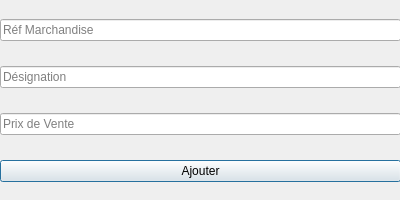
Qt form form/FormMarchandise.ui (Alt68719/projet_achats) before a commit.
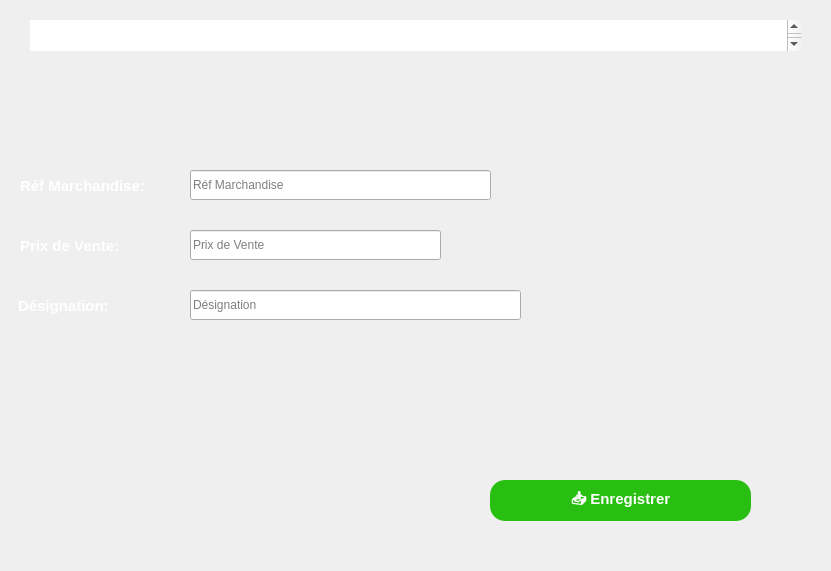
The same form after that commit. Icons and pictures are not drawn.

```diff
--- a/form/FormMarchandise.ui
+++ b/form/FormMarchandise.ui
@@ -6,52 +6,175 @@
    <rect>
     <x>0</x>
     <y>0</y>
-    <width>400</width>
-    <height>200</height>
+    <width>831</width>
+    <height>571</height>
    </rect>
   </property>
   <property name="windowTitle">
    <string>Ajouter Marchandise</string>
   </property>
-  <widget class="QWidget" name="verticalLayoutWidget">
+  <property name="styleSheet">
+   <string notr="true">QWidget#FormMarchandise {
+    border-image: url(&quot;C:/projet_QT/projet_achats/image000/fond02.jpg&quot;) 0 0 0 0 stretch stretch;
+}
+
+
+</string>
+  </property>
+  <widget class="QLineEdit" name="lineEditRef">
    <property name="geometry">
     <rect>
-     <x>0</x>
-     <y>0</y>
-     <width>401</width>
-     <height>201</height>
+     <x>190</x>
+     <y>170</y>
+     <width>301</width>
+     <height>30</height>
     </rect>
    </property>
-   <layout class="QVBoxLayout" name="verticalLayout">
-    <item>
-     <widget class="QLineEdit" name="lineEditRef">
-      <property name="placeholderText">
-       <string>Réf Marchandise</string>
-      </property>
-     </widget>
-    </item>
-    <item>
-     <widget class="QLineEdit" name="lineEditDesign">
-      <property name="placeholderText">
-       <string>Désignation</string>
-      </property>
-     </widget>
-    </item>
-    <item>
-     <widget class="QLineEdit" name="lineEditPrix">
-      <property name="placeholderText">
-       <string>Prix de Vente</string>
-      </property>
-     </widget>
-    </item>
-    <item>
-     <widget class="QPushButton" name="btnAjouter">
-      <property name="text">
-       <string>Ajouter</string>
-      </property>
-     </widget>
-    </item>
-   </layout>
+   <property name="placeholderText">
+    <string>Réf Marchandise</string>
+   </property>
+  </widget>
+  <widget class="QLineEdit" name="lineEditDesign">
+   <property name="geometry">
+    <rect>
+     <x>190</x>
+     <y>290</y>
+     <width>331</width>
+     <height>30</height>
+    </rect>
+   </property>
+   <property name="placeholderText">
+    <string>Désignation</string>
+   </property>
+  </widget>
+  <widget class="QLineEdit" name="lineEditPrix">
+   <property name="geometry">
+    <rect>
+     <x>190</x>
+     <y>230</y>
+     <width>251</width>
+     <height>30</height>
+    </rect>
+   </property>
+   <property name="placeholderText">
+    <string>Prix de Vente</string>
+   </property>
+  </widget>
+  <widget class="QPushButton" name="btnAjouter">
+   <property name="geometry">
+    <rect>
+     <x>490</x>
+     <y>480</y>
+     <width>261</width>
+     <height>41</height>
+    </rect>
+   </property>
+   <property name="styleSheet">
+    <string notr="true">QPushButton {
+background-color: #29bf12;
+border-radius: 15px;
+border: none;
+padding: 10px 20px;
+color: white;
+font-size: 15px;
+font-weight: bold;
+}</string>
+   </property>
+   <property name="text">
+    <string>📥 Enregistrer</string>
+   </property>
+  </widget>
+  <widget class="QLabel" name="label">
+   <property name="geometry">
+    <rect>
+     <x>20</x>
+     <y>170</y>
+     <width>161</width>
+     <height>31</height>
+    </rect>
+   </property>
+   <property name="styleSheet">
+    <string notr="true">QLabel {
+    font-size: 15px;
+    font-weight: bold;
+    color: white;
+}
+</string>
+   </property>
+   <property name="text">
+    <string>Réf Marchandise:</string>
+   </property>
+  </widget>
+  <widget class="QLabel" name="label_2">
+   <property name="geometry">
+    <rect>
+     <x>20</x>
+     <y>230</y>
+     <width>161</width>
+     <height>31</height>
+    </rect>
+   </property>
+   <property name="styleSheet">
+    <string notr="true">QLabel {
+    font-size: 15px;
+    font-weight: bold;
+    color: white;
+}
+</string>
+   </property>
+   <property name="text">
+    <string>Prix de Vente:</string>
+   </property>
+  </widget>
+  <widget class="QLabel" name="label_3">
+   <property name="geometry">
+    <rect>
+     <x>18</x>
+     <y>290</y>
+     <width>161</width>
+     <height>31</height>
+    </rect>
+   </property>
+   <property name="styleSheet">
+    <string notr="true">QLabel {
+    font-size: 15px;
+    font-weight: bold;
+    color: white;
+}
+</string>
+   </property>
+   <property name="text">
+    <string>Désignation:</string>
+   </property>
+  </widget>
+  <widget class="QTextBrowser" name="textBrowser">
+   <property name="geometry">
+    <rect>
+     <x>10</x>
+     <y>10</y>
+     <width>811</width>
+     <height>51</height>
+    </rect>
+   </property>
+   <property name="styleSheet">
+    <string notr="true">QTextBrowser {
+    border-image: url(&quot;C:/projet_QT/projet_achats/image000/fond03.jpg&quot;) 0 0 0 0 stretch stretch;
+    border: none;
+    padding: 10px 20px;
+    color: white;
+    font-weight: bold;
+}</string>
+   </property>
+   <property name="html">
+    <string>&lt;!DOCTYPE HTML PUBLIC &quot;-//W3C//DTD HTML 4.0//EN&quot; &quot;http://www.w3.org/TR/REC-html40/strict.dtd&quot;&gt;
+&lt;html&gt;&lt;head&gt;&lt;meta name=&quot;qrichtext&quot; content=&quot;1&quot; /&gt;&lt;meta charset=&quot;utf-8&quot; /&gt;&lt;style type=&quot;text/css&quot;&gt;
+p, li { white-space: pre-wrap; }
+hr { height: 1px; border-width: 0; }
+li.unchecked::marker { content: &quot;\2610&quot;; }
+li.checked::marker { content: &quot;\2612&quot;; }
+&lt;/style&gt;&lt;/head&gt;&lt;body style=&quot; font-family:'Segoe UI'; font-size:9pt; font-weight:700; font-style:normal;&quot;&gt;
+&lt;p style=&quot; margin-top:0px; margin-bottom:0px; margin-left:0px; margin-right:0px; -qt-block-indent:0; text-indent:0px;&quot;&gt;&lt;span style=&quot; font-size:20pt;&quot;&gt;Nouvelle marchandise :&lt;/span&gt;&lt;/p&gt;&lt;/body&gt;&lt;/html&gt;</string>
+   </property>
   </widget>
  </widget>
  <resources/>
```
